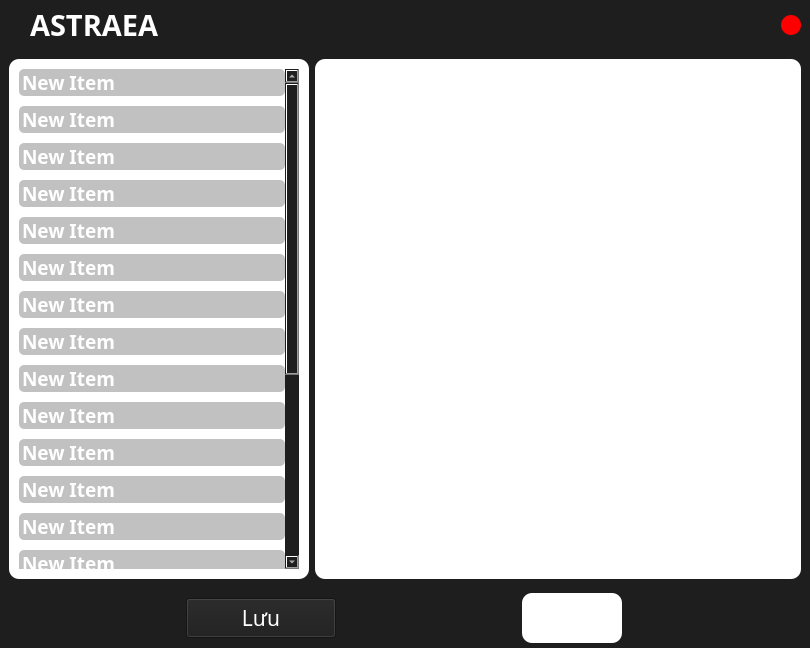
The window that UI_Files/Doc.ui (hoangm960/Astraea) describes before a commit, drawn with Qt 5.
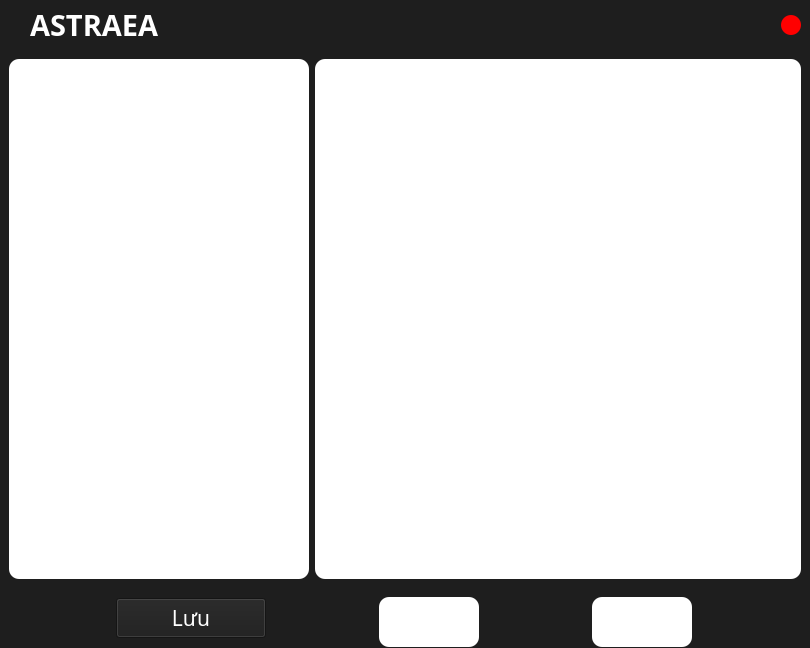
The same window after the commit. Icons and pictures are not drawn.

```diff
--- a/UI_Files/Doc.ui
+++ b/UI_Files/Doc.ui
@@ -263,111 +263,6 @@
          <property name="sortingEnabled">
           <bool>false</bool>
          </property>
-         <item>
-          <property name="text">
-           <string>New Item</string>
-          </property>
-         </item>
-         <item>
-          <property name="text">
-           <string>New Item</string>
-          </property>
-         </item>
-         <item>
-          <property name="text">
-           <string>New Item</string>
-          </property>
-         </item>
-         <item>
-          <property name="text">
-           <string>New Item</string>
-          </property>
-         </item>
-         <item>
-          <property name="text">
-           <string>New Item</string>
-          </property>
-         </item>
-         <item>
-          <property name="text">
-           <string>New Item</string>
-          </property>
-         </item>
-         <item>
-          <property name="text">
-           <string>New Item</string>
-          </property>
-         </item>
-         <item>
-          <property name="text">
-           <string>New Item</string>
-          </property>
-         </item>
-         <item>
-          <property name="text">
-           <string>New Item</string>
-          </property>
-         </item>
-         <item>
-          <property name="text">
-           <string>New Item</string>
-          </property>
-         </item>
-         <item>
-          <property name="text">
-           <string>New Item</string>
-          </property>
-         </item>
-         <item>
-          <property name="text">
-           <string>New Item</string>
-          </property>
-         </item>
-         <item>
-          <property name="text">
-           <string>New Item</string>
-          </property>
-         </item>
-         <item>
-          <property name="text">
-           <string>New Item</string>
-          </property>
-         </item>
-         <item>
-          <property name="text">
-           <string>New Item</string>
-          </property>
-         </item>
-         <item>
-          <property name="text">
-           <string>New Item</string>
-          </property>
-         </item>
-         <item>
-          <property name="text">
-           <string>New Item</string>
-          </property>
-         </item>
-         <item>
-          <property name="text">
-           <string>New Item</string>
-          </property>
-         </item>
-         <item>
-          <property name="text">
-           <string>New Item</string>
-          </property>
-         </item>
-         <item>
-          <property name="text">
-           <string>New Item</string>
-          </property>
-         </item>
-         <item>
-          <property name="text">
-           <string>New Item</string>
-          </property>
-         </item>
         </widget>
        </item>
        <item>
@@ -448,21 +343,6 @@
        <enum>QFrame::Raised</enum>
       </property>
       <layout class="QHBoxLayout" name="horizontalLayout_4">
-       <property name="spacing">
-        <number>0</number>
-       </property>
-       <property name="leftMargin">
-        <number>0</number>
-       </property>
-       <property name="topMargin">
-        <number>0</number>
-       </property>
-       <property name="rightMargin">
-        <number>0</number>
-       </property>
-       <property name="bottomMargin">
-        <number>0</number>
-       </property>
        <item>
         <widget class="QPushButton" name="SaveDocx">
          <property name="minimumSize">
@@ -558,6 +438,59 @@
          </property>
         </widget>
        </item>
+       <item>
+        <widget class="QPushButton" name="load_btn">
+         <property name="minimumSize">
+          <size>
+           <width>80</width>
+           <height>50</height>
+          </size>
+         </property>
+         <property name="maximumSize">
+          <size>
+           <width>100</width>
+           <height>50</height>
+          </size>
+         </property>
+         <property name="font">
+          <font>
+           <family>Montserrat</family>
+           <pointsize>12</pointsize>
+           <weight>75</weight>
+           <bold>true</bold>
+          </font>
+         </property>
+         <property name="styleSheet">
+          <string notr="true">QPushButton {
+	background-color: rgb(255, 255, 255);
+	border-radius: 10px;
+}
+
+QPushButton:hover {
+	background-color: rgba(0, 0, 0, 150);
+	color: rgb(255, 255, 255);
+}
+
+QPushButton:pressed {
+	background-color: rgb(0, 0, 0);
+	color: rgb(255, 255, 255);
+}</string>
+         </property>
+         <property name="text">
+          <string/>
+         </property>
+         <property name="icon">
+          <iconset resource="Resources.qrc">
+           <normaloff>:/images/icons/folder_open.png</normaloff>:/images/icons/folder_open.png</iconset>
+         </property>
+         <property name="iconSize">
+          <size>
+           <width>50</width>
+           <height>80</height>
+          </size>
+         </property>
+        </widget>
+       </item>
       </layout>
      </widget>
     </item>
```
